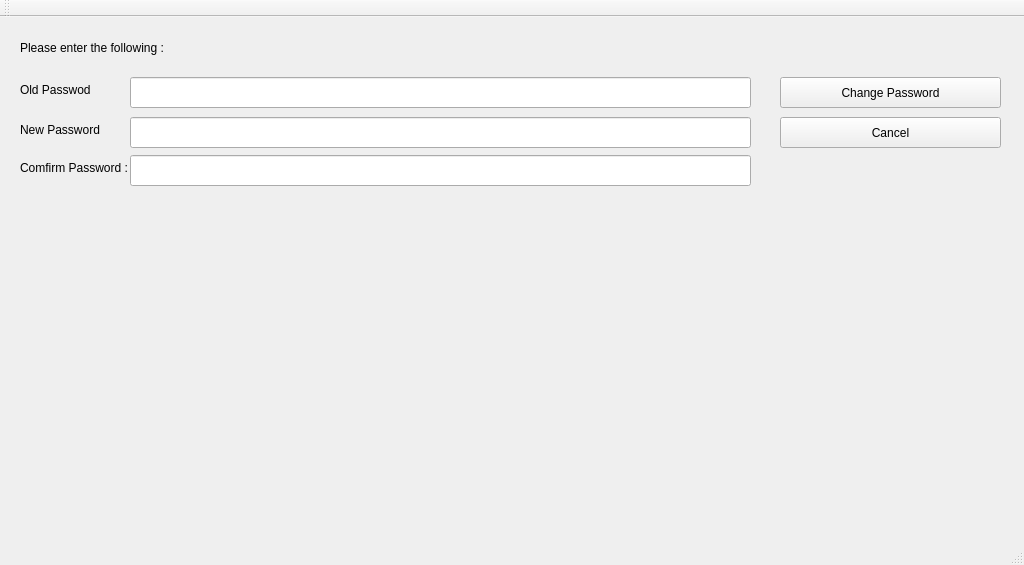
Qt form GUI_Qt/SmartScale/userPasswordChange.ui (twschung/IoT-Smart-Scale) before a commit.
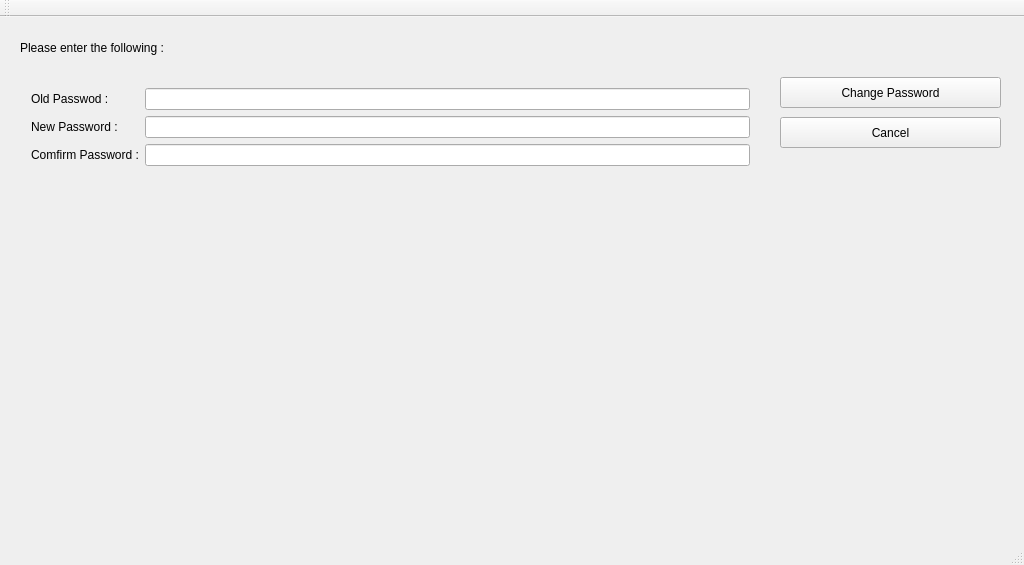
The same form after that commit.

Diff of the .ui file:
```diff
--- a/GUI_Qt/SmartScale/userPasswordChange.ui
+++ b/GUI_Qt/SmartScale/userPasswordChange.ui
@@ -40,32 +40,6 @@
      <string>Cancel</string>
     </property>
    </widget>
-   <widget class="QLabel" name="lblOldPassword">
-    <property name="geometry">
-     <rect>
-      <x>20</x>
-      <y>62</y>
-      <width>71</width>
-      <height>21</height>
-     </rect>
-    </property>
-    <property name="text">
-     <string>Old Passwod :</string>
-    </property>
-   </widget>
-   <widget class="QLabel" name="lblNewPassword">
-    <property name="geometry">
-     <rect>
-      <x>20</x>
-      <y>102</y>
-      <width>81</width>
-      <height>21</height>
-     </rect>
-    </property>
-    <property name="text">
-     <string>New Password :</string>
-    </property>
-   </widget>
    <widget class="QLabel" name="lblTitle">
     <property name="geometry">
      <rect>
@@ -79,38 +53,6 @@
      <string>Please enter the following :</string>
     </property>
    </widget>
-   <widget class="QLineEdit" name="txtOldPassword">
-    <property name="geometry">
-     <rect>
-      <x>130</x>
-      <y>60</y>
-      <width>621</width>
-      <height>31</height>
-     </rect>
-    </property>
-    <property name="echoMode">
-     <enum>QLineEdit::Password</enum>
-    </property>
-   </widget>
-   <widget class="QLineEdit" name="txtNewPassword">
-    <property name="geometry">
-     <rect>
-      <x>130</x>
-      <y>100</y>
-      <width>621</width>
-      <height>31</height>
-     </rect>
-    </property>
-    <property name="inputMethodHints">
-     <set>Qt::ImhHiddenText|Qt::ImhNoAutoUppercase|Qt::ImhNoPredictiveText|Qt::ImhSensitiveData</set>
-    </property>
-    <property name="inputMask">
-     <string/>
-    </property>
-    <property name="echoMode">
-     <enum>QLineEdit::Password</enum>
-    </property>
-   </widget>
    <widget class="QLabel" name="lblStatus">
     <property name="geometry">
      <rect>
@@ -131,37 +73,71 @@
      <string/>
     </property>
    </widget>
-   <widget class="QLineEdit" name="txtConfirmPassword">
-    <property name="geometry">
-     <rect>
-      <x>130</x>
-      <y>138</y>
-      <width>621</width>
-      <height>31</height>
-     </rect>
-    </property>
-    <property name="inputMethodHints">
-     <set>Qt::ImhHiddenText|Qt::ImhNoAutoUppercase|Qt::ImhNoPredictiveText|Qt::ImhSensitiveData</set>
-    </property>
-    <property name="inputMask">
-     <string/>
-    </property>
-    <property name="echoMode">
-     <enum>QLineEdit::Password</enum>
-    </property>
-   </widget>
-   <widget class="QLabel" name="lblComfirmPassword">
+   <widget class="QWidget" name="formLayoutWidget">
     <property name="geometry">
      <rect>
       <x>20</x>
-      <y>140</y>
-      <width>111</width>
-      <height>21</height>
+      <y>60</y>
+      <width>741</width>
+      <height>431</height>
      </rect>
     </property>
-    <property name="text">
-     <string>Comfirm Password :</string>
-    </property>
+    <layout class="QFormLayout" name="formLayout">
+     <item row="0" column="0">
+      <widget class="QLabel" name="lblOldPassword">
+       <property name="text">
+        <string>Old Passwod :</string>
+       </property>
+      </widget>
+     </item>
+     <item row="0" column="1">
+      <widget class="QLineEdit" name="txtOldPassword">
+       <property name="echoMode">
+        <enum>QLineEdit::Password</enum>
+       </property>
+      </widget>
+     </item>
+     <item row="1" column="0">
+      <widget class="QLabel" name="lblNewPassword">
+       <property name="text">
+        <string>New Password :</string>
+       </property>
+      </widget>
+     </item>
+     <item row="1" column="1">
+      <widget class="QLineEdit" name="txtNewPassword">
+       <property name="inputMethodHints">
+        <set>Qt::ImhHiddenText|Qt::ImhNoAutoUppercase|Qt::ImhNoPredictiveText|Qt::ImhSensitiveData</set>
+       </property>
+       <property name="inputMask">
+        <string/>
+       </property>
+       <property name="echoMode">
+        <enum>QLineEdit::Password</enum>
+       </property>
+      </widget>
+     </item>
+     <item row="2" column="0">
+      <widget class="QLabel" name="lblComfirmPassword">
+       <property name="text">
+        <string>Comfirm Password :</string>
+       </property>
+      </widget>
+     </item>
+     <item row="2" column="1">
+      <widget class="QLineEdit" name="txtConfirmPassword">
+       <property name="inputMethodHints">
+        <set>Qt::ImhHiddenText|Qt::ImhNoAutoUppercase|Qt::ImhNoPredictiveText|Qt::ImhSensitiveData</set>
+       </property>
+       <property name="inputMask">
+        <string/>
+       </property>
+       <property name="echoMode">
+        <enum>QLineEdit::Password</enum>
+       </property>
+      </widget>
+     </item>
+    </layout>
    </widget>
   </widget>
   <widget class="QMenuBar" name="menuBar">
```
